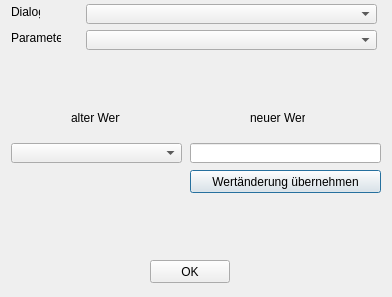
This is Dialoge/bearb/dialog_schnellaenderung.ui in TischlerWilly/simson as Qt 5 draws it before an edit. The edited form follows.
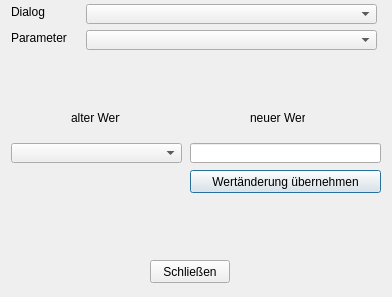
This is the edited form.

The edit to the form file:
```diff
--- a/Dialoge/bearb/dialog_schnellaenderung.ui
+++ b/Dialoge/bearb/dialog_schnellaenderung.ui
@@ -21,7 +21,7 @@
     <rect>
      <x>11</x>
      <y>4</y>
-     <width>29</width>
+     <width>61</width>
      <height>16</height>
     </rect>
    </property>
@@ -37,7 +37,7 @@
     <rect>
      <x>11</x>
      <y>30</y>
-     <width>50</width>
+     <width>71</width>
      <height>16</height>
     </rect>
    </property>
@@ -137,7 +137,7 @@
     </rect>
    </property>
    <property name="text">
-    <string>OK</string>
+    <string>Schließen</string>
    </property>
   </widget>
  </widget>
```
Left out of the diff: 2 changed lines with no effect on the pictures.
